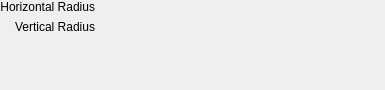
Old version of the form krita/plugins/filters/blur/wdg_gaussian_blur.ui in the repository KDE/krita.
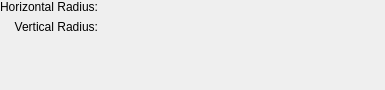
New version of the form. Custom widgets are drawn as their Qt base class.

Commit message: Add ":" after all labels in the filter settings UI

The edit to the form file:
```diff
--- a/krita/plugins/filters/blur/wdg_gaussian_blur.ui
+++ b/krita/plugins/filters/blur/wdg_gaussian_blur.ui
@@ -65,7 +65,7 @@
      <item row="1" column="0">
       <widget class="QLabel" name="label_2">
        <property name="text">
-        <string>Vertical Radius</string>
+        <string>Vertical Radius:</string>
        </property>
        <property name="alignment">
         <set>Qt::AlignRight|Qt::AlignTrailing|Qt::AlignVCenter</set>
@@ -75,7 +75,7 @@
      <item row="0" column="0">
       <widget class="QLabel" name="label">
        <property name="text">
-        <string>Horizontal Radius</string>
+        <string>Horizontal Radius:</string>
        </property>
        <property name="alignment">
         <set>Qt::AlignRight|Qt::AlignTrailing|Qt::AlignVCenter</set>
```
The commit also changes 3 other files.
